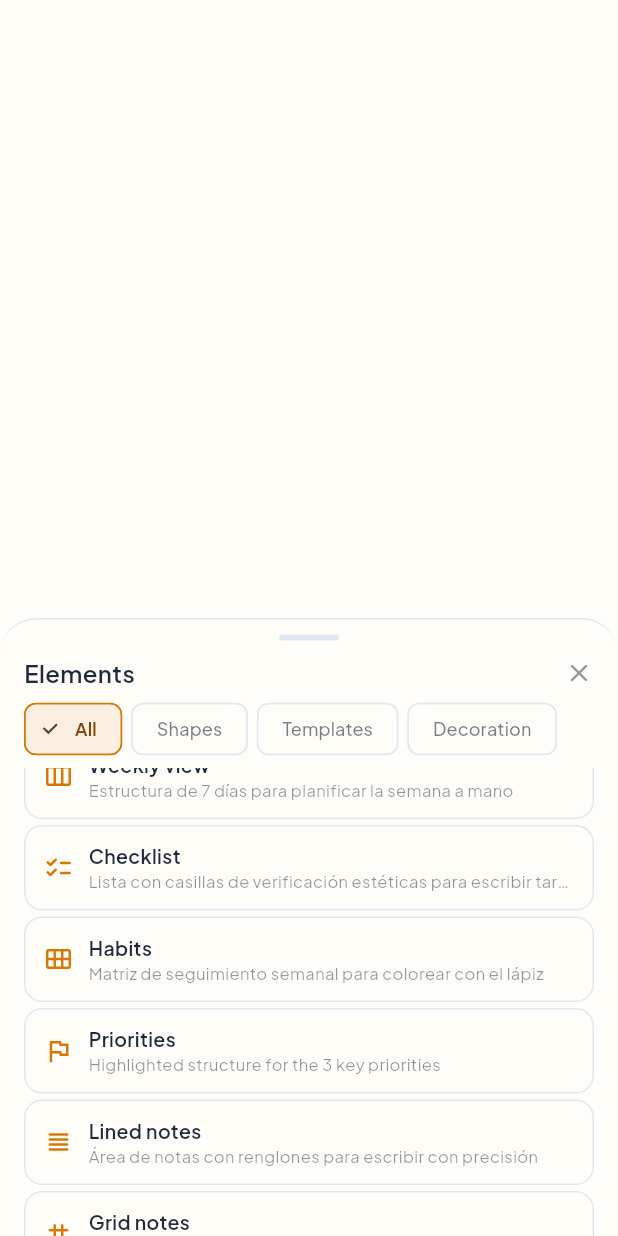
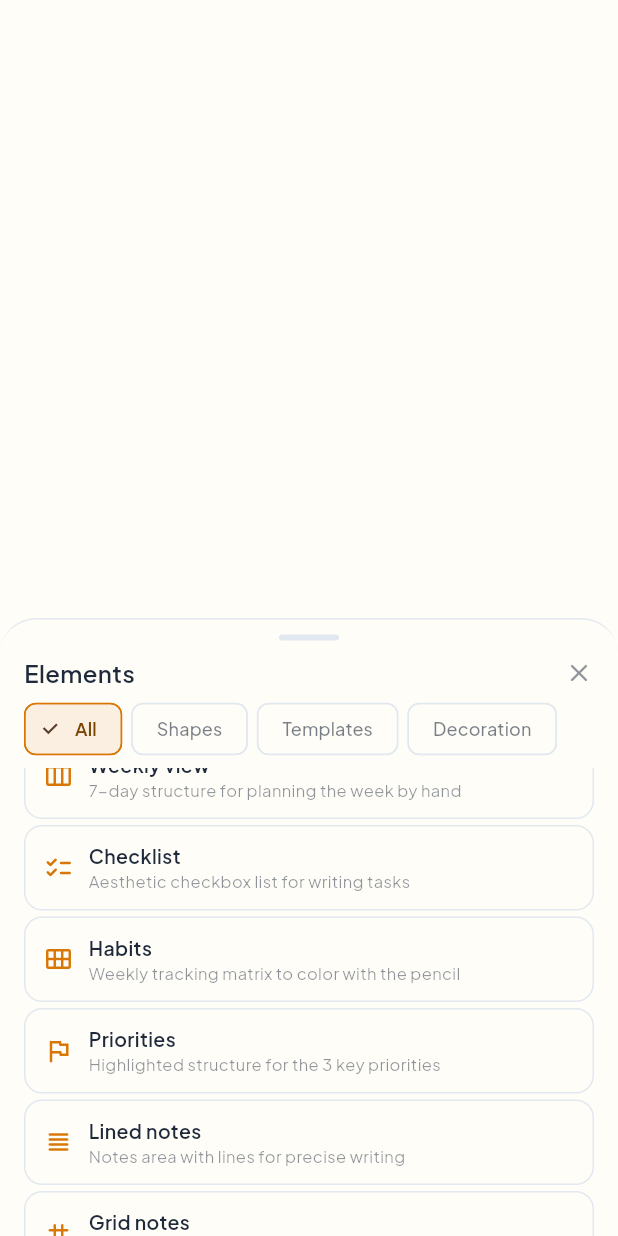
Before and after one commit to lamonega/honeyday, a Flutter app: the AddCatalogElementSheet widget shown alone on an empty page, opened directly, scrolled down 576 dp, on a phone screen of 412 x 824 dp. Run offline on Flutter 3.47's test engine with Material 3 defaults, Android fonts, the phone set to English and light mode, and no system bars; our stand-ins replace drift, drift_flutter, flutter_animate, flutter_riverpod, go_router, google_fonts and 2 more; missing offline and left inert: haptic_feedback, perfect_freehand; accounts and stored records are empty; generated files the repository leaves out were written again.

Commit message:
refactor: delete hardcoded ui strings and use AppLocalizations and l10n instead

```diff
--- a/lib/features/agendas/presentation/widgets/add_catalog_element_sheet.dart
+++ b/lib/features/agendas/presentation/widgets/add_catalog_element_sheet.dart
@@ -25,12 +25,15 @@ class AddCatalogElementSheet extends StatefulWidget {
 class _AddCatalogElementSheetState extends State<AddCatalogElementSheet> {
   ElementCategory? _selectedCategory;
 
-  static List<(String, ElementCategory?)> _getFilterTabs(BuildContext context) => [
-    (AppLocalizations.of(context).catalogFilterAll, null),
-    (AppLocalizations.of(context).catalogFilterShapes, ElementCategory.shapes),
-    (AppLocalizations.of(context).catalogFilterTemplates, ElementCategory.planner),
-    (AppLocalizations.of(context).catalogFilterDecoration, ElementCategory.stickers),
-  ];
+  static List<(String, ElementCategory?)> _getFilterTabs(BuildContext context) {
+    final l10n = AppLocalizations.of(context);
+    return [
+      (l10n.catalogFilterAll, null),
+      (l10n.catalogFilterShapes, ElementCategory.shapes),
+      (l10n.catalogFilterTemplates, ElementCategory.planner),
+      (l10n.catalogFilterDecoration, ElementCategory.stickers),
+    ];
+  }
 
   @override
   Widget build(BuildContext context) {
--- a/lib/features/canvas/presentation/pages/page_view_canvas.dart
+++ b/lib/features/canvas/presentation/pages/page_view_canvas.dart
@@ -15,6 +15,7 @@ import 'package:honeyday/features/canvas/presentation/widgets/page_canvas_contro
 import 'package:honeyday/features/canvas/presentation/widgets/page_surface.dart';
 import 'package:honeyday/features/canvas/presentation/widgets/transformable_box.dart';
 import 'package:honeyday/features/catalog/domain/element_config.dart';
+import 'package:honeyday/l10n/generated/app_localizations.dart';
 
 export 'package:honeyday/features/canvas/domain/models/canvas_widget_data.dart';
 
@@ -520,7 +521,7 @@ class _PageViewCanvasState extends ConsumerState<PageViewCanvas> {
             Expanded(
               child: Center(
                 child: Text(
-                  'Modular Widget Container',
+                  AppLocalizations.of(context).canvasModularWidgetContainer,
                   style: TextStyle(
                     fontSize: 10,
                     color: colorScheme.onSurface.withValues(alpha: 0.4),
--- a/lib/features/catalog/domain/agenda_widget_definition.dart
+++ b/lib/features/catalog/domain/agenda_widget_definition.dart
@@ -3,16 +3,16 @@ import 'package:flutter/widgets.dart';
 /// Categorization for catalog elements and widgets.
 enum ElementCategory {
   /// Basic geometric shapes (rectangles, circles, dividers, banners, frames).
-  shapes('Formas', 'Formas geométricas básicas'),
+  shapes('', ''),
 
   /// Static planner layout templates (weekly columns, checklists, habits, notes).
-  planner('Plantillas', 'Plantillas y estructuras para agendas'),
+  planner('', ''),
 
   /// Decorative aesthetic stickers and icons.
-  stickers('Decoración', 'Stickers y elementos decorativos'),
+  stickers('', ''),
 
   /// Legacy interactive widgets (calendar, budget, etc.).
-  legacy('Otros', 'Otros bloques');
+  legacy('', '');
 
   ElementCategory(this.label, this.description);
 
--- a/lib/features/catalog/presentation/widgets/static_design_elements.dart
+++ b/lib/features/catalog/presentation/widgets/static_design_elements.dart
@@ -297,7 +297,7 @@ class ShapeFrameDefinition extends AgendaWidgetDefinition {
 
   @override
   String description(BuildContext context) =>
-      'Marco perimetral elegante adaptable a toda la página';
+      AppLocalizations.of(context).catalogShapeFrameDesc;
 
   @override
   ElementCategory get category => ElementCategory.shapes;
@@ -507,7 +507,7 @@ class PlannerStickyNoteDefinition extends AgendaWidgetDefinition {
 
   @override
   String description(BuildContext context) =>
-      'Nota de papel estática con chincheta y líneas para escribir';
+      AppLocalizations.of(context).catalogShapeStickyNoteDesc;
 
   @override
   ElementCategory get category => ElementCategory.planner;
@@ -700,7 +700,7 @@ class PlannerWeeklyColumnsDefinition extends AgendaWidgetDefinition {
 
   @override
   String description(BuildContext context) =>
-      'Estructura de 7 días para planificar la semana a mano';
+      AppLocalizations.of(context).catalogTemplateWeeklyViewDesc;
 
   @override
   ElementCategory get category => ElementCategory.planner;
@@ -837,7 +837,7 @@ class PlannerChecklistDefinition extends AgendaWidgetDefinition {
 
   @override
   String description(BuildContext context) =>
-      'Lista con casillas de verificación estéticas para escribir tareas';
+      AppLocalizations.of(context).catalogTemplateChecklistDesc;
 
   @override
   ElementCategory get category => ElementCategory.planner;
@@ -962,7 +962,7 @@ class PlannerHabitTrackerDefinition extends AgendaWidgetDefinition {
 
   @override
   String description(BuildContext context) =>
-      'Matriz de seguimiento semanal para colorear con el lápiz';
+      AppLocalizations.of(context).catalogTemplateHabitsDesc;
 
   @override
   ElementCategory get category => ElementCategory.planner;
@@ -1222,7 +1222,7 @@ class PlannerNotesLinedDefinition extends AgendaWidgetDefinition {
 
   @override
   String description(BuildContext context) =>
-      'Área de notas con renglones para escribir con precisión';
+      AppLocalizations.of(context).catalogTemplateLinedNotesDesc;
 
   @override
   ElementCategory get category => ElementCategory.planner;
@@ -1283,7 +1283,7 @@ class PlannerNotesGridDefinition extends AgendaWidgetDefinition {
 
   @override
   String description(BuildContext context) =>
-      'Área de notas con papel milimetrado o cuadrícula sutil';
+      AppLocalizations.of(context).catalogTemplateGridNotesDesc;
 
   @override
   ElementCategory get category => ElementCategory.planner;
--- a/lib/features/settings/presentation/pages/settings_page.dart
+++ b/lib/features/settings/presentation/pages/settings_page.dart
@@ -11,16 +11,31 @@ import 'package:honeyday/l10n/generated/app_localizations.dart';
 class SettingsPage extends ConsumerWidget {
   const SettingsPage({super.key});
 
-  static const _accentPresets = <String, Color>{
-    'Abeja miel': Color(0xFFF59E0B),
-    'Lavanda': Color(0xFF8B5CF6),
-    'Salvia': Color(0xFF10B981),
-    'Rosa': Color(0xFFEC4899),
-    'Océano': Color(0xFF3B82F6),
-    'Ladrillo': Color(0xFFEF4444),
-    'Gris': Color(0xFF64748B),
-    'Teal': Color(0xFF14B8A6),
-  };
+  static const _accentPresets = <Color>[
+    Color(0xFFF59E0B),
+    Color(0xFF8B5CF6),
+    Color(0xFF10B981),
+    Color(0xFFEC4899),
+    Color(0xFF3B82F6),
+    Color(0xFFEF4444),
+    Color(0xFF64748B),
+    Color(0xFF14B8A6),
+  ];
+
+  static String? _getAccentName(BuildContext context, Color accentColor) {
+    final l10n = AppLocalizations.of(context);
+    final names = <int, String>{
+      const Color(0xFFF59E0B).toARGB32(): l10n.settingsAccentBeeHoney,
+      const Color(0xFF8B5CF6).toARGB32(): l10n.settingsAccentLavender,
+      const Color(0xFF10B981).toARGB32(): l10n.settingsAccentSage,
+      const Color(0xFFEC4899).toARGB32(): l10n.settingsAccentRose,
+      const Color(0xFF3B82F6).toARGB32(): l10n.settingsAccentOcean,
+      const Color(0xFFEF4444).toARGB32(): l10n.settingsAccentBrick,
+      const Color(0xFF64748B).toARGB32(): l10n.settingsAccentGray,
+      const Color(0xFF14B8A6).toARGB32(): l10n.settingsAccentTeal,
+    };
+    return names[accentColor.toARGB32()];
+  }
 
   @override
   Widget build(BuildContext context, WidgetRef ref) {
@@ -30,10 +45,7 @@ class SettingsPage extends ConsumerWidget {
     final accentColorValue = ref.watch(accentColorProvider);
     final accentColor = accentColorValue.hasValue ? accentColorValue.value! : AppColors.honeyAmber;
 
-    final accentName = _accentPresets.entries
-        .where((e) => e.value.toARGB32() == accentColor.toARGB32())
-        .map((e) => e.key)
-        .firstOrNull;
+    final accentName = _getAccentName(context, accentColor);
 
     return Scaffold(
       appBar: AppBar(title: Text(AppLocalizations.of(context).settingsTitle)),
@@ -95,8 +107,10 @@ class SettingsPage extends ConsumerWidget {
               AppLocalizations.of(context).settingsLicensesSubtitle,
               style: TextStyle(color: colorScheme.onSurfaceVariant),
             ),
-            onTap: () =>
-                showLicensePage(context: context, applicationName: 'Honeyday'),
+            onTap: () => showLicensePage(
+              context: context,
+              applicationName: AppLocalizations.of(context).appTitle,
+            ),
           ),
         ],
       ),
@@ -117,12 +131,12 @@ class SettingsPage extends ConsumerWidget {
         content: Wrap(
           spacing: 10,
           runSpacing: 10,
-          children: _accentPresets.entries.map((entry) {
-            final isSelected = entry.value.toARGB32() == currentColor.toARGB32();
+          children: _accentPresets.map((color) {
+            final isSelected = color.toARGB32() == currentColor.toARGB32();
             return GestureDetector(
               onTap: () async {
                 await HapticFeedback.selectionClick();
-                await ref.read(accentColorProvider.notifier).set(entry.value);
+                await ref.read(accentColorProvider.notifier).set(color);
                 if (context.mounted) Navigator.of(context).pop();
               },
               child: AnimatedContainer(
@@ -130,7 +144,7 @@ class SettingsPage extends ConsumerWidget {
                 width: 44,
                 height: 44,
                 decoration: BoxDecoration(
-                  color: entry.value,
+                  color: color,
                   shape: BoxShape.circle,
                   border: Border.all(
                     color: isSelected
--- a/lib/l10n/app_en.arb
+++ b/lib/l10n/app_en.arb
@@ -671,5 +671,9 @@
   "catalogErrorUnknownWidget": "Unrecognized widget: {widgetType}",
   "@catalogErrorUnknownWidget": {
     "description": "Unrecognized widget: {widgetType}"
+  },
+  "canvasModularWidgetContainer": "Modular Widget Container",
+  "@canvasModularWidgetContainer": {
+    "description": "Fallback label for unrecognized modular widget containers"
   }
 }
--- a/lib/l10n/app_es.arb
+++ b/lib/l10n/app_es.arb
@@ -167,5 +167,6 @@
   "paperStyleLines": "Rayas",
   "paperStyleGrid": "Cuadrícula",
   "paperStyleBlank": "Blanca",
-  "catalogErrorUnknownWidget": "Widget no reconocido: {widgetType}"
+  "catalogErrorUnknownWidget": "Widget no reconocido: {widgetType}",
+  "canvasModularWidgetContainer": "Contenedor de widget modular"
 }
```
Also changed, not shown: lib/core/theme/paper_style.dart (+29 -7 lines), lib/features/agendas/presentation/widgets/new_agenda_dialog.dart (+11 -8 lines), lib/features/agendas/presentation/widgets/new_page_dialog.dart (+11 -7 lines), lib/features/agendas/presentation/widgets/page_manager_sheet.dart (+12 -8 lines), lib/features/agendas/presentation/widgets/resource_catalog_sidebar.dart (+9 -6 lines), lib/features/catalog/domain/element_config.dart (+10 -14 lines), lib/features/catalog/presentation/widgets/budget_widget.dart (+27 -9 lines), lib/features/catalog/presentation/widgets/calendar_grid_widget.dart (+30 -12 lines), lib/features/catalog/presentation/widgets/journal_block_widget.dart (+53 -20 lines), lib/features/catalog/presentation/widgets/text_box_widget.dart (+41 -15 lines), lib/l10n/generated/app_localizations.dart, lib/l10n/generated/app_localizations_en.dart, lib/l10n/generated/app_localizations_es.dart.
